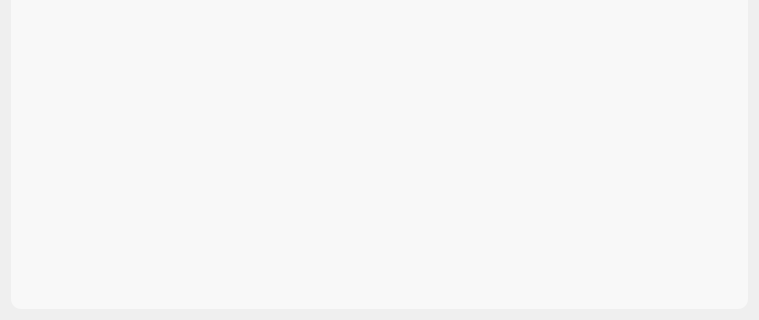
First picture: the form in src/Facecope/FImageShowDialog.ui, repository ZulusK/courseWork_1, before the edit; both pictures show x 0 to 759 and y 213 to 533 of the 759 by 533 pixel window.
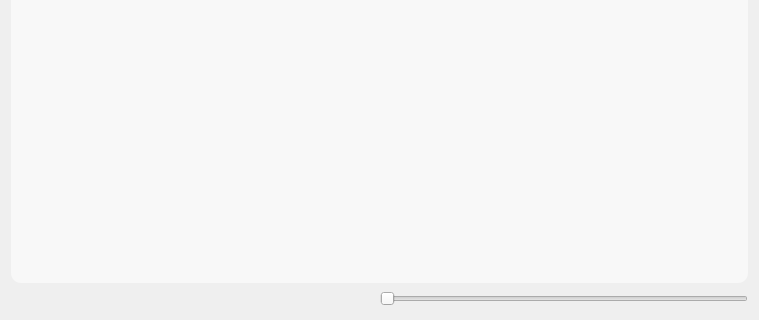
Second picture: the form after the edit.

What changed in the file:
```diff
--- a/src/Facecope/FImageShowDialog.ui
+++ b/src/Facecope/FImageShowDialog.ui
@@ -13,7 +13,7 @@
   <property name="windowTitle">
    <string>Dialog</string>
   </property>
-  <layout class="QVBoxLayout" name="verticalLayout">
+  <layout class="QVBoxLayout" name="verticalLayout_2">
    <item>
     <widget class="QLabel" name="name_lbl">
      <property name="sizePolicy">
@@ -40,12 +40,60 @@
      <property name="orientation">
       <enum>Qt::Horizontal</enum>
      </property>
-     <widget class="QTableView" name="tableView">
-      <property name="styleSheet">
-       <string notr="true">background-color: rgba(255, 255, 255,140);
+     <widget class="QWidget" name="">
+      <layout class="QVBoxLayout" name="verticalLayout">
+       <item>
+        <widget class="QTableView" name="tableView">
+         <property name="styleSheet">
+          <string notr="true">background-color: rgba(255, 255, 255,140);
 border-radius:10%;
 border-color:rgba(0,0,0,0);</string>
-      </property>
+         </property>
+         <property name="selectionMode">
+          <enum>QAbstractItemView::SingleSelection</enum>
+         </property>
+         <property name="cornerButtonEnabled">
+          <bool>false</bool>
+         </property>
+         <attribute name="verticalHeaderVisible">
+          <bool>false</bool>
+         </attribute>
+        </widget>
+       </item>
+       <item>
+        <layout class="QHBoxLayout" name="horizontalLayout">
+         <item>
+          <spacer name="horizontalSpacer">
+           <property name="orientation">
+            <enum>Qt::Horizontal</enum>
+           </property>
+           <property name="sizeType">
+            <enum>QSizePolicy::MinimumExpanding</enum>
+           </property>
+           <property name="sizeHint" stdset="0">
+            <size>
+             <width>40</width>
+             <height>20</height>
+            </size>
+           </property>
+          </spacer>
+         </item>
+         <item>
+          <widget class="QSlider" name="size_slider">
+           <property name="minimum">
+            <number>25</number>
+           </property>
+           <property name="maximum">
+            <number>50</number>
+           </property>
+           <property name="orientation">
+            <enum>Qt::Horizontal</enum>
+           </property>
+          </widget>
+         </item>
+        </layout>
+       </item>
+      </layout>
      </widget>
     </widget>
    </item>
```
